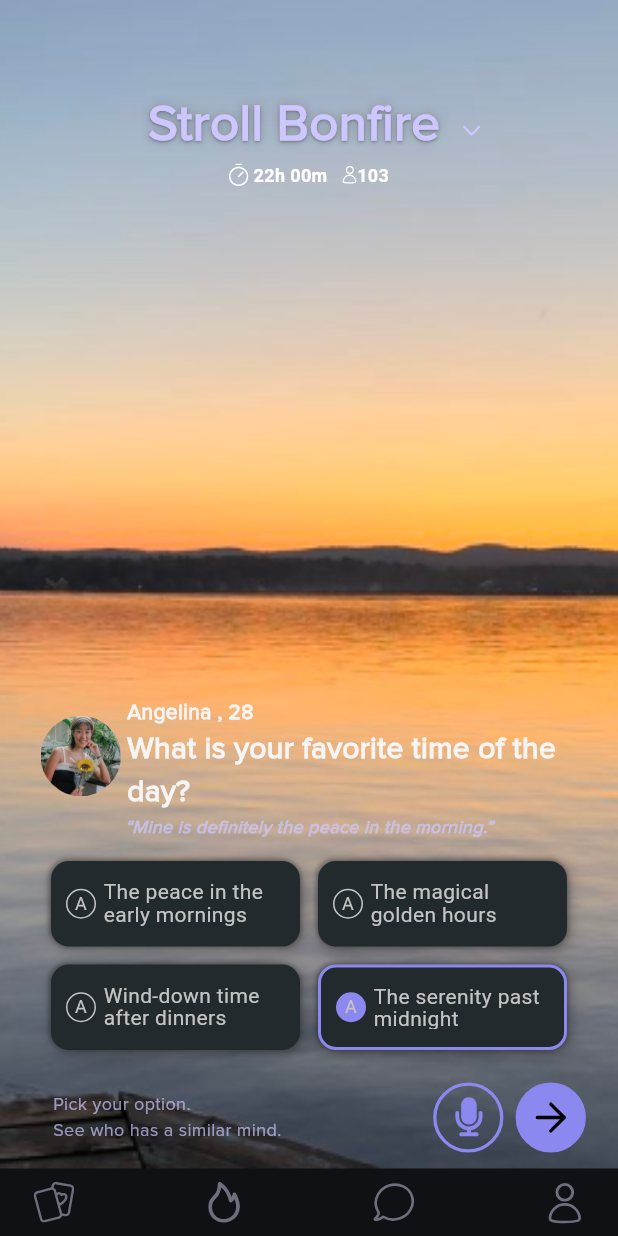
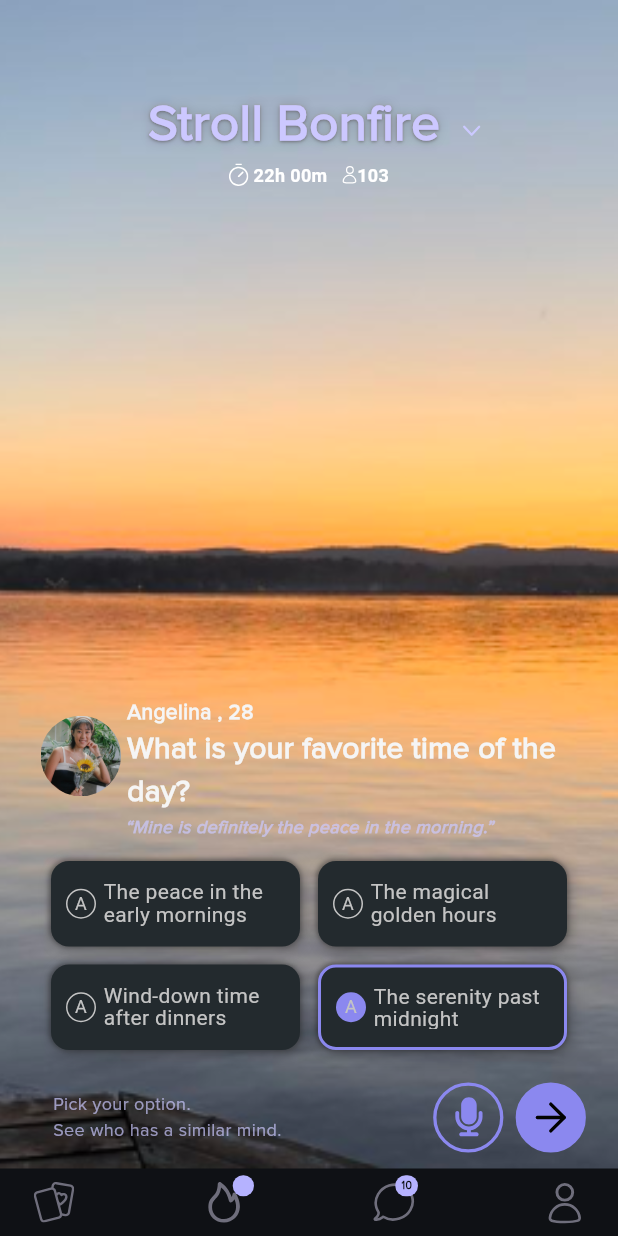
Before and after one commit to abhikatta/fe_interview_task_1, a Flutter app: the screen it shows after launch, on a phone screen of 412 x 824 dp. Run offline on Flutter 3.47's test engine with Material 3 defaults, Android fonts, the phone set to English and light mode, and no system bars; our stand-ins replace flutter_svg; Roboto replaces fonts that are missing (Proxima Nova).

Commit message:
all components done

```diff
--- a/lib/components/bottom_nav_bar.dart
+++ b/lib/components/bottom_nav_bar.dart
@@ -5,7 +5,7 @@ import 'package:flutter_svg/flutter_svg.dart';
 
 class MyBottomNavBar extends StatelessWidget {
   const MyBottomNavBar({super.key});
-
+  final num messageCount = 10;
   @override
   Widget build(BuildContext context) {
     return Row(
@@ -20,6 +20,8 @@ class MyBottomNavBar extends StatelessWidget {
             height: 28,
           ),
         ),
+        Stack(
+          children: [
             Container(
               padding: const EdgeInsets.all(8),
               child: SvgPicture.asset(
@@ -28,13 +30,59 @@ class MyBottomNavBar extends StatelessWidget {
                 height: 28,
               ),
             ),
+            Positioned(
+              top: 4,
+              right: 2,
+              child: Container(
+                padding: const EdgeInsets.symmetric(horizontal: 4, vertical: 2),
+                decoration: BoxDecoration(
+                  color: const Color(0xFFB5B2FF), // Adjust color as needed
+                  borderRadius: BorderRadius.circular(8),
+                ),
+                child: const Text(
+                  '   ',
+                  style: TextStyle(
+                    color: Color(0xFF0F1115),
+                    fontWeight: FontWeight.w700,
+                    fontFamily: 'ProximaNova',
+                    fontSize: 7,
+                  ),
+                ),
+              ),
+            ),
+          ],
+        ),
+        Stack(
+          children: [
             Container(
               padding: const EdgeInsets.all(8),
               child: SvgPicture.asset(
-            'lib/assets/dual_icons.svg',
+                'lib/assets/chat.svg',
                 width: 28,
                 height: 28,
               ),
+            ),
+            Positioned(
+              top: 4,
+              right: 6,
+              child: Container(
+                padding: const EdgeInsets.symmetric(horizontal: 4, vertical: 2),
+                decoration: BoxDecoration(
+                  color: const Color(0xFFB5B2FF), // Adjust color as needed
+                  borderRadius: BorderRadius.circular(8),
+                ),
+                child: Text(
+                  messageCount.toString(),
+                  style: const TextStyle(
+                    color: Color(0xFF0F1115),
+                    fontWeight: FontWeight.w700,
+                    fontFamily: 'ProximaNova',
+                    fontSize: 7,
+                  ),
+                ),
+              ),
+            ),
+          ],
         ),
 
         // values are different because in the figma design
--- a/lib/components/bottom_section.dart
+++ b/lib/components/bottom_section.dart
@@ -139,6 +139,9 @@ class MyBottomSection extends StatelessWidget {
           )
         ],
       ),
+      const SizedBox(
+        height: 10,
+      )
     ]);
   }
 }
--- a/lib/pages/home_page.dart
+++ b/lib/pages/home_page.dart
@@ -99,7 +99,7 @@ class HomePage extends StatelessWidget {
             ),
           ])),
           Positioned(
-            bottom: 10,
+            bottom: 00,
             left: 0,
             right: 0,
             child: MyBottomSection(),
```
Also changed, not shown: lib/assets/chat.svg (renamed from lib/assets/dual_icons.svg), lib/assets/fade.png (added), lib/assets/fade.svg (added). Lines whose indentation alone changed are shown as unchanged.
